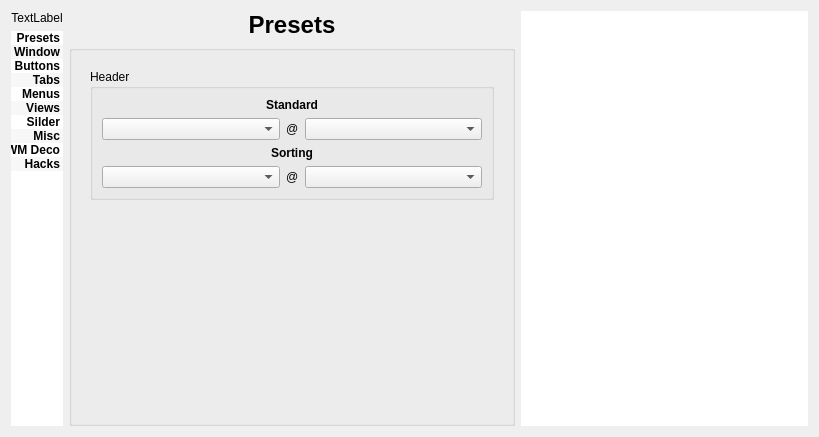
First picture: the form in config/config.ui, repository deiv/bespin-pkg, before the edit.
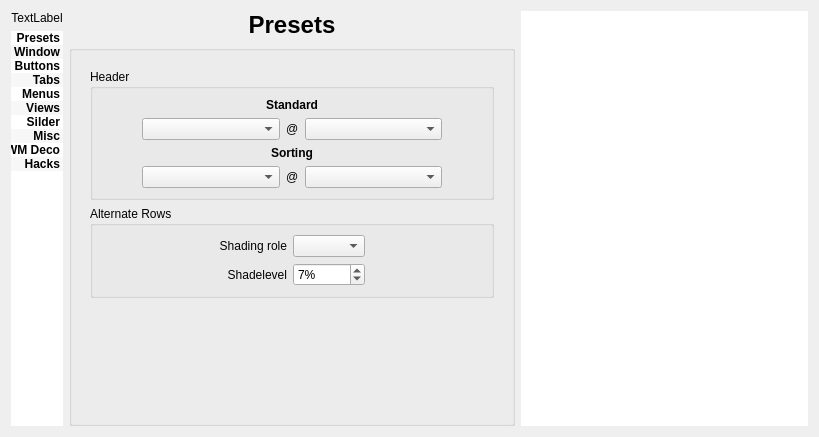
Second picture: the form after the edit. The open tabs and pages were chosen to show the change.

```diff
--- a/config/config.ui
+++ b/config/config.ui
@@ -227,7 +227,7 @@
          </sizepolicy>
         </property>
         <property name="currentIndex" >
-         <number>6</number>
+         <number>5</number>
         </property>
         <widget class="QWidget" name="Presets" >
          <layout class="QGridLayout" name="gridLayout_2" >
@@ -1486,7 +1486,7 @@
              <string>Header</string>
             </property>
             <layout class="QGridLayout" name="gridLayout_11" >
-             <item row="1" column="0" >
+             <item row="1" column="1" >
               <widget class="QComboBox" name="headerGradient" >
                <property name="sizePolicy" >
                 <sizepolicy vsizetype="Fixed" hsizetype="Preferred" >
@@ -1496,7 +1496,7 @@
                </property>
               </widget>
              </item>
-             <item row="1" column="2" >
+             <item row="1" column="3" >
               <widget class="QComboBox" name="headerRole" >
                <property name="sizePolicy" >
                 <sizepolicy vsizetype="Fixed" hsizetype="Preferred" >
@@ -1506,7 +1506,7 @@
                </property>
               </widget>
              </item>
-             <item row="3" column="0" >
+             <item row="3" column="1" >
               <widget class="QComboBox" name="headerSortingGradient" >
                <property name="sizePolicy" >
                 <sizepolicy vsizetype="Fixed" hsizetype="Preferred" >
@@ -1516,7 +1516,7 @@
                </property>
               </widget>
              </item>
-             <item row="3" column="2" >
+             <item row="3" column="3" >
               <widget class="QComboBox" name="headerSortingRole" >
                <property name="sizePolicy" >
                 <sizepolicy vsizetype="Fixed" hsizetype="Preferred" >
@@ -1526,7 +1526,7 @@
                </property>
               </widget>
              </item>
-             <item row="0" column="0" colspan="3" >
+             <item row="0" column="1" colspan="3" >
               <widget class="QLabel" name="label_19" >
                <property name="font" >
                 <font>
@@ -1542,7 +1542,7 @@
                </property>
               </widget>
              </item>
-             <item row="2" column="0" colspan="3" >
+             <item row="2" column="1" colspan="3" >
               <widget class="QLabel" name="label_15" >
                <property name="font" >
                 <font>
@@ -1558,24 +1558,50 @@
                </property>
               </widget>
              </item>
-             <item row="1" column="1" >
+             <item row="1" column="2" >
               <widget class="QLabel" name="label_47" >
                <property name="text" >
                 <string>@</string>
                </property>
               </widget>
              </item>
-             <item row="3" column="1" >
+             <item row="3" column="2" >
               <widget class="QLabel" name="label_48" >
                <property name="text" >
                 <string>@</string>
                </property>
               </widget>
              </item>
+             <item row="1" column="0" >
+              <spacer name="horizontalSpacer_11" >
+               <property name="orientation" >
+                <enum>Qt::Horizontal</enum>
+               </property>
+               <property name="sizeHint" stdset="0" >
+                <size>
+                 <width>40</width>
+                 <height>20</height>
+                </size>
+               </property>
+              </spacer>
+             </item>
+             <item row="1" column="4" >
+              <spacer name="horizontalSpacer_12" >
+               <property name="orientation" >
+                <enum>Qt::Horizontal</enum>
+               </property>
+               <property name="sizeHint" stdset="0" >
+                <size>
+                 <width>40</width>
+                 <height>20</height>
+                </size>
+               </property>
+              </spacer>
+             </item>
             </layout>
            </widget>
           </item>
-          <item row="1" column="0" >
+          <item row="2" column="0" >
            <spacer>
             <property name="orientation" >
              <enum>Qt::Vertical</enum>
@@ -1588,6 +1614,80 @@
             </property>
            </spacer>
           </item>
+          <item row="1" column="0" >
+           <widget class="QGroupBox" name="groupBox_14" >
+            <property name="title" >
+             <string>Alternate Rows</string>
+            </property>
+            <layout class="QGridLayout" name="gridLayout_25" >
+             <item row="0" column="2" >
+              <widget class="QComboBox" name="viewShadingRole" />
+             </item>
+             <item row="0" column="1" >
+              <widget class="QLabel" name="label_14" >
+               <property name="text" >
+                <string>Shading role</string>
+               </property>
+               <property name="alignment" >
+                <set>Qt::AlignRight|Qt::AlignTrailing|Qt::AlignVCenter</set>
+               </property>
+              </widget>
+             </item>
+             <item row="1" column="1" >
+              <widget class="QLabel" name="label_21" >
+               <property name="text" >
+                <string>Shadelevel</string>
+               </property>
+               <property name="alignment" >
+                <set>Qt::AlignRight|Qt::AlignTrailing|Qt::AlignVCenter</set>
+               </property>
+              </widget>
+             </item>
+             <item row="1" column="2" >
+              <widget class="QSpinBox" name="viewShadeLevel" >
+               <property name="suffix" >
+                <string>%</string>
+               </property>
+               <property name="minimum" >
+                <number>0</number>
+               </property>
+               <property name="maximum" >
+                <number>100</number>
+               </property>
+               <property name="value" >
+                <number>7</number>
+               </property>
+              </widget>
+             </item>
+             <item row="0" column="3" >
+              <spacer name="horizontalSpacer_4" >
+               <property name="orientation" >
+                <enum>Qt::Horizontal</enum>
+               </property>
+               <property name="sizeHint" stdset="0" >
+                <size>
+                 <width>40</width>
+                 <height>20</height>
+                </size>
+               </property>
+              </spacer>
+             </item>
+             <item row="0" column="0" >
+              <spacer name="horizontalSpacer_8" >
+               <property name="orientation" >
+                <enum>Qt::Horizontal</enum>
+               </property>
+               <property name="sizeHint" stdset="0" >
+                <size>
+                 <width>40</width>
+                 <height>20</height>
+                </size>
+               </property>
+              </spacer>
+             </item>
+            </layout>
+           </widget>
+          </item>
          </layout>
         </widget>
         <widget class="QWidget" name="Scrollbars" >
```
